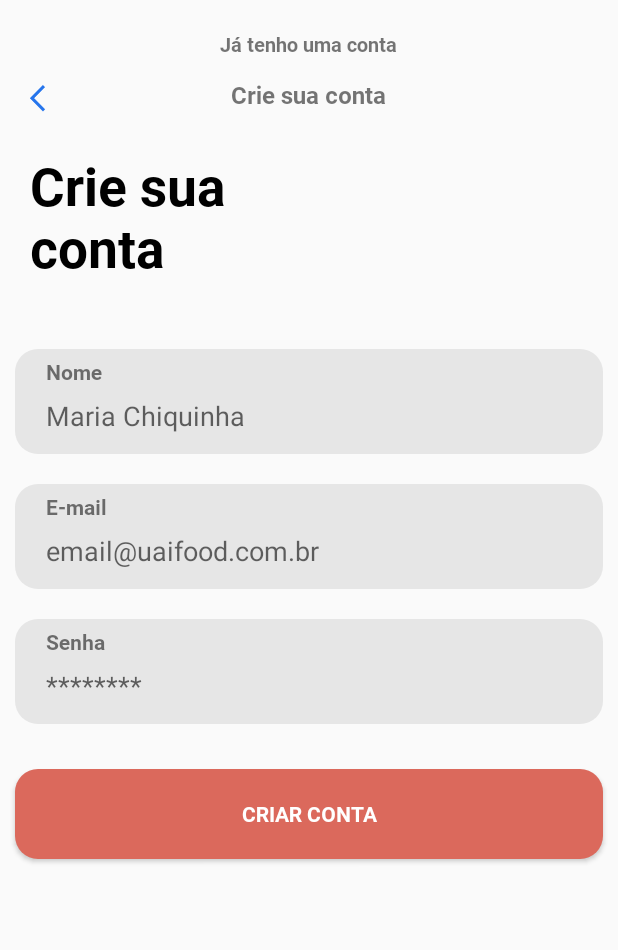
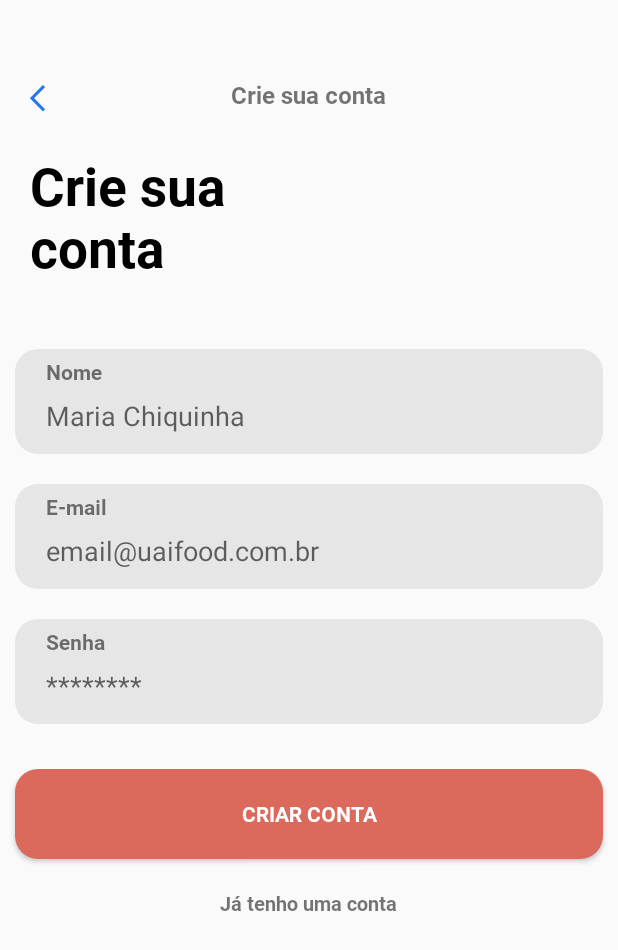
Before and after one commit to Renato556/UaiFood, an Android app: the RegisterActivity screen opened directly, with no data from a screen before it, on a phone screen of 412 x 824 dp. Shown: the top 950 px of the screen. Run offline under Robolectric (Android 15) with nearby library versions, the phone set to English and light mode, and no system bars.

Commit message:
Bug resolvido tela register

```diff
--- a/app/src/main/java/br/com/cotemig/renato/uaifood/ui/activities/RegisterActivity.kt
+++ b/app/src/main/java/br/com/cotemig/renato/uaifood/ui/activities/RegisterActivity.kt
@@ -58,6 +58,8 @@ class RegisterActivity : AppCompatActivity() {
                 if (response.code() == 200) {
                     Toast.makeText(this@RegisterActivity, "Conta criada com sucesso!!", Toast.LENGTH_LONG).show()
                     showLogin()
+                } else {
+                    Toast.makeText(this@RegisterActivity, "Erro ao criar a conta", Toast.LENGTH_LONG).show()
                 }
             }
 
--- a/app/src/main/res/layout/activity_register.xml
+++ b/app/src/main/res/layout/activity_register.xml
@@ -138,7 +138,7 @@
         android:id="@+id/textPossuiConta"
         android:layout_width="wrap_content"
         android:layout_height="wrap_content"
-        android:layout_below="@id/btnLogin"
+        android:layout_below="@id/btnRegister"
         android:clickable="true"
         android:layout_centerHorizontal="true"
         android:layout_marginTop="20dp"
```
